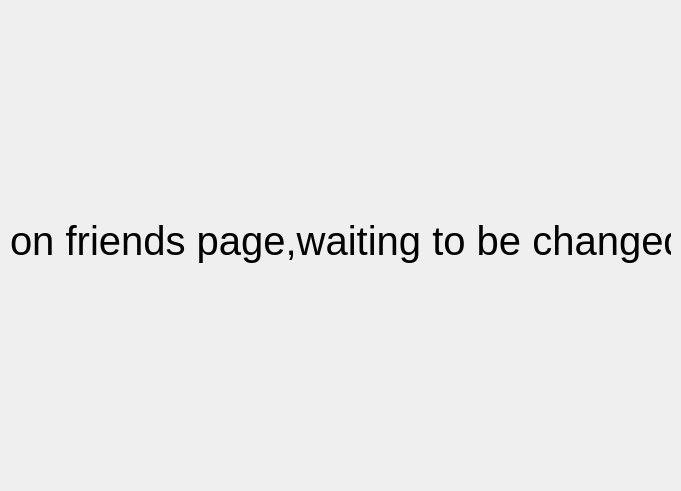
This is OICQ/friendwidget.ui in OvOq/Oicq2.0 as Qt 5 draws it before an edit. The edited form follows.
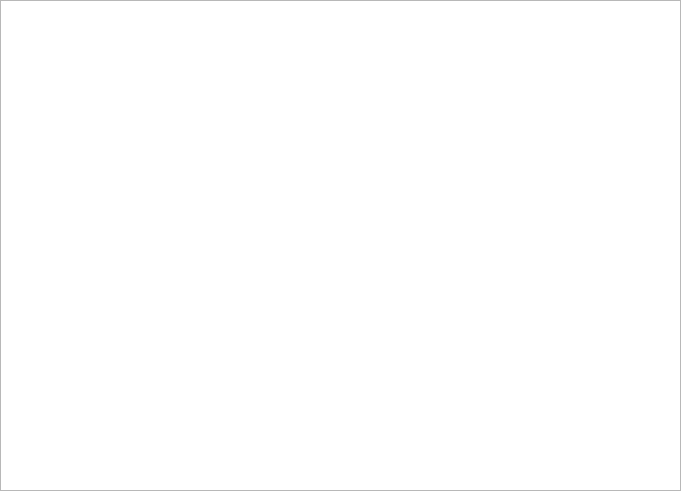
This is the edited form.

```diff
--- a/OICQ/friendwidget.ui
+++ b/OICQ/friendwidget.ui
@@ -13,23 +13,20 @@
   <property name="windowTitle">
    <string>Dialog</string>
   </property>
-  <widget class="QLabel" name="label">
+  <widget class="QWidget" name="gridLayoutWidget">
    <property name="geometry">
     <rect>
-     <x>10</x>
-     <y>10</y>
-     <width>661</width>
-     <height>461</height>
+     <x>0</x>
+     <y>0</y>
+     <width>681</width>
+     <height>491</height>
     </rect>
    </property>
-   <property name="font">
-    <font>
-     <pointsize>30</pointsize>
-    </font>
-   </property>
-   <property name="text">
-    <string>on friends page,waiting to be changed</string>
-   </property>
+   <layout class="QGridLayout" name="gridLayout">
+    <item row="0" column="0">
+     <widget class="QTextEdit" name="textEdit"/>
+    </item>
+   </layout>
   </widget>
  </widget>
  <resources/>
```
